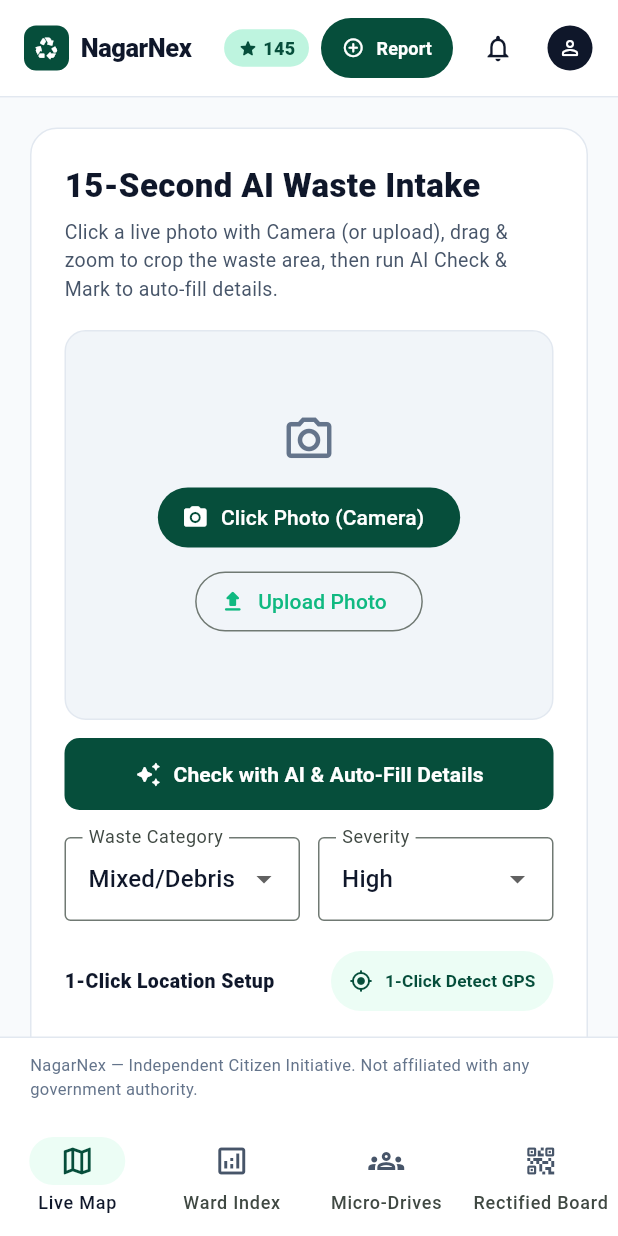
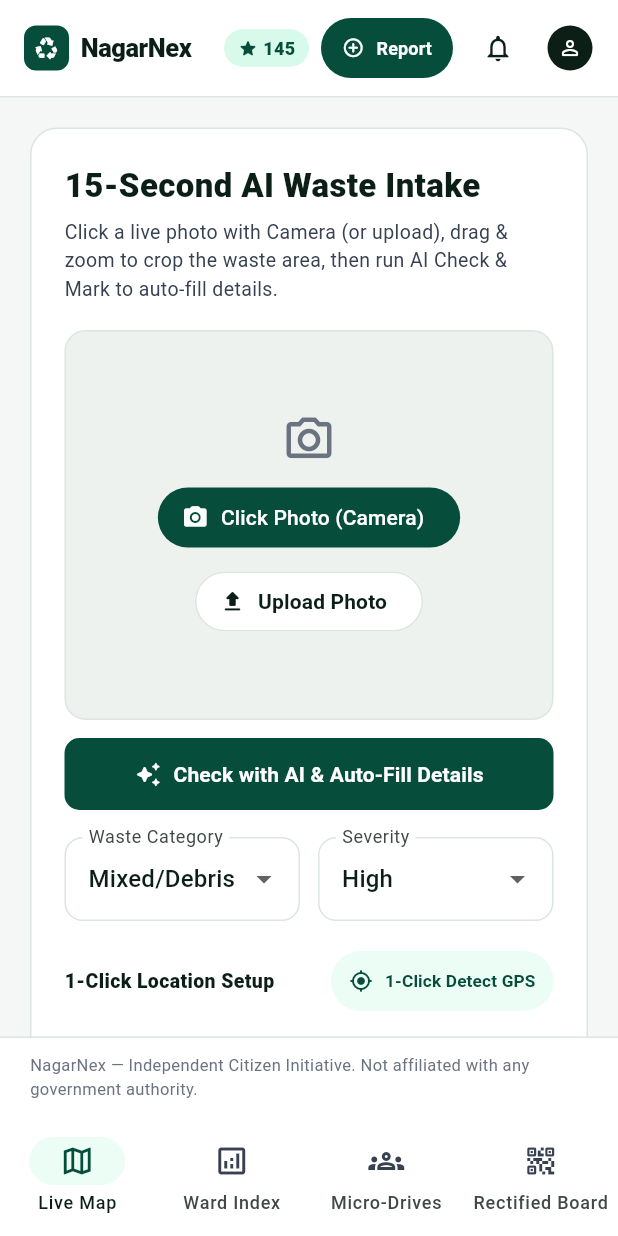
Before and after one commit to solankimayur3534-ops/nagarnex, a Flutter app: the IntakeScreen screen opened by its route, on a phone screen of 412 x 824 dp. Run offline on Flutter 3.47's test engine with Material 3 defaults, Android fonts, the phone set to English and light mode, and no system bars; our stand-ins replace flutter_map, flutter_riverpod, geolocator, go_router, image_picker, latlong2 and 3 more; accounts and stored records are empty.

Commit message:
Add Google Search Console verification, sage-forest theme & layout polish

```diff
--- a/lib/core/constants.dart
+++ b/lib/core/constants.dart
@@ -2,27 +2,27 @@ import 'package:flutter/material.dart';
 import 'package:latlong2/latlong.dart';
 
 class AppColors {
-  static const Color background = Color(0xFFF8FAFC);
+  static const Color background = Color(0xFFF4F7F5);
   static const Color surface = Color(0xFFFFFFFF);
-  static const Color surfaceMuted = Color(0xFFF1F5F9);
-  static const Color ink = Color(0xFF0F172A);
-  static const Color inkSecondary = Color(0xFF475569);
-  static const Color inkMuted = Color(0xFF64748B);
-  static const Color border = Color(0xFFE2E8F0);
+  static const Color surfaceMuted = Color(0xFFEDF2EF);
+  static const Color ink = Color(0xFF0B1F17);
+  static const Color inkSecondary = Color(0xFF374151);
+  static const Color inkMuted = Color(0xFF6B7280);
+  static const Color border = Color(0xFFDCE5DF);
 
   static const Color forest = Color(0xFF064E3B);
   static const Color emerald = Color(0xFF10B981);
   static const Color emeraldDark = Color(0xFF047857);
-  static const Color emeraldMint = Color(0xFF6EE7B7);
+  static const Color emeraldMint = Color(0xFFA7F3D0);
   static const Color emeraldSoft = Color(0xFFECFDF5);
 
-  static const Color danger = Color(0xFFB91C1C);
+  static const Color danger = Color(0xFFDC2626);
   static const Color dangerBright = Color(0xFFEF4444);
   static const Color dangerSoft = Color(0xFFFEF2F2);
   static const Color warning = Color(0xFFD97706);
   static const Color warningSoft = Color(0xFFFFFBEB);
-  static const Color info = Color(0xFF1D4ED8);
-  static const Color infoSoft = Color(0xFFDBEAFE);
+  static const Color info = Color(0xFF0284C7);
+  static const Color infoSoft = Color(0xFFE0F2FE);
 }
 
 class AppConstants {
--- a/lib/screens/intake_screen.dart
+++ b/lib/screens/intake_screen.dart
@@ -478,9 +478,17 @@ class _IntakeScreenState extends ConsumerState<IntakeScreen> {
                                     OutlinedButton.icon(
                                       onPressed: () =>
                                           _pickPhoto(ImageSource.gallery),
+                                      style: OutlinedButton.styleFrom(
+                                        backgroundColor: AppColors.surface,
+                                        foregroundColor: AppColors.ink,
+                                        side: const BorderSide(
+                                            color: AppColors.border),
+                                      ),
                                       icon: const Icon(Icons.upload_rounded,
                                           size: 18),
-                                      label: const Text('Upload Photo'),
+                                      label: const Text('Upload Photo',
+                                          style: TextStyle(
+                                              fontWeight: FontWeight.w600)),
                                     )
                                   else
                                     const Chip(
--- a/lib/screens/landing_screen.dart
+++ b/lib/screens/landing_screen.dart
@@ -262,7 +262,10 @@ class LandingScreen extends ConsumerWidget {
                                 ),
                               ];
                               if (wide) {
-                                return Row(
+                                return IntrinsicHeight(
+                                  child: Row(
+                                    crossAxisAlignment:
+                                        CrossAxisAlignment.stretch,
                                     children: cards
                                         .map((c) => Expanded(
                                               child: Padding(
@@ -272,6 +275,7 @@ class LandingScreen extends ConsumerWidget {
                                               ),
                                             ))
                                         .toList(),
+                                  ),
                                 );
                               }
                               return Column(
--- a/lib/screens/live_map_screen.dart
+++ b/lib/screens/live_map_screen.dart
@@ -1060,7 +1060,7 @@ class _MobileSpotDetailCard extends StatelessWidget {
           ),
           const SizedBox(height: 4),
           Text(
-            '${report.wardName} • ${report.reportCount} Reports Merged',
+            '${report.wardName} • ${report.reportCount} ${report.reportCount == 1 ? "Report" : "Reports"} Merged',
             style: const TextStyle(fontSize: 12, color: AppColors.inkMuted),
           ),
           const SizedBox(height: 12),
--- a/lib/screens/roadside_board_screen.dart
+++ b/lib/screens/roadside_board_screen.dart
@@ -333,6 +333,7 @@ class RoadsideBoardScreen extends ConsumerWidget {
             children: [
               // Top Kiosk Banner
               Container(
+                width: double.infinity,
                 padding: const EdgeInsets.all(18),
                 decoration: BoxDecoration(
                   color: AppColors.surface,
```
Also changed, not shown: lib/main.dart (+19 -2 lines), lib/screens/ward_index_screen.dart (+8 -4 lines), 1 other file. Lines whose indentation alone changed are shown as unchanged.
